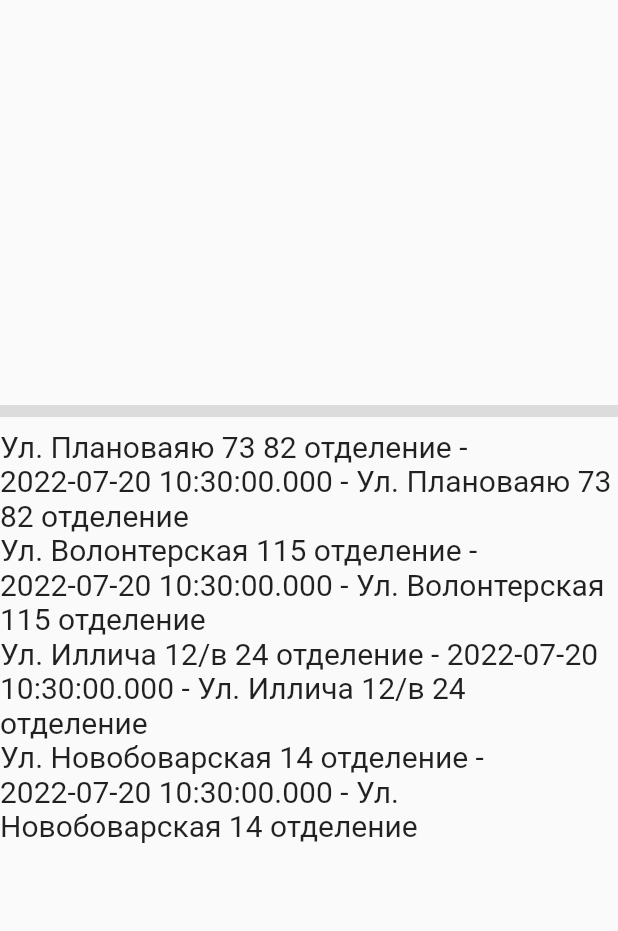
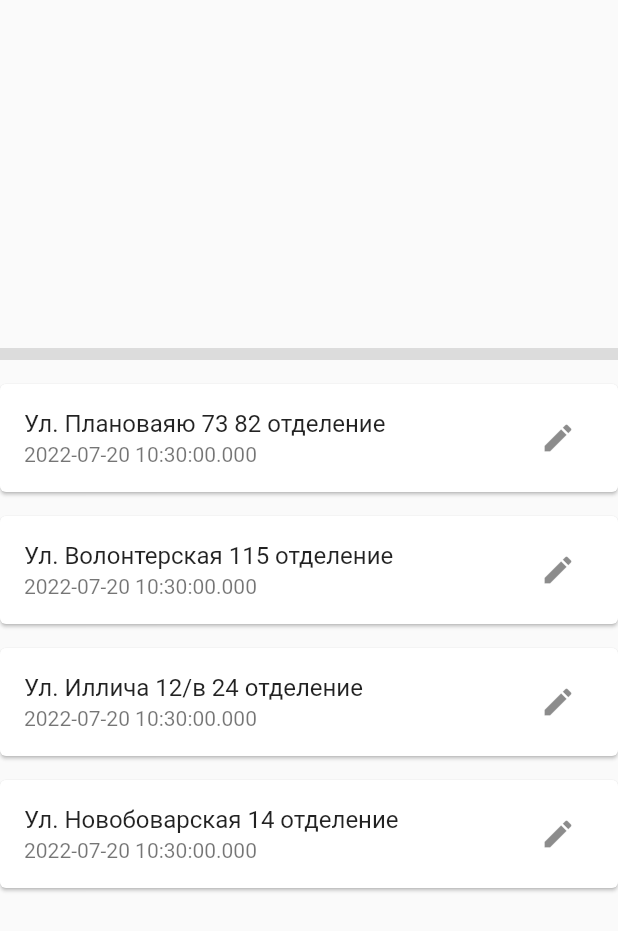
Before and after one commit to k1mka/warm_baby, a Flutter app: the MyOrders widget shown alone on an empty page, opened directly, on a phone screen of 412 x 824 dp. Shown: the top 931 px of the screen. Run offline on Flutter 3.47's test engine with Material 2 defaults, Android fonts, the phone set to English and light mode, and no system bars.

Commit message:
display orders list in ListTitle with edit icon

```diff
--- a/lib/my_orders.dart
+++ b/lib/my_orders.dart
@@ -26,9 +26,17 @@ class MyOrders extends StatelessWidget {
           shrinkWrap: true,
           itemCount: orders.length,
           itemBuilder: (__, index) => Center(
-              child: Text(
-            "${orders[index].location} - ${orders[index].data} - ${orders[index].location}",
-            style: const TextStyle(fontSize: 20),
+              child: Card(
+            shadowColor: Colors.black,
+            margin: const EdgeInsets.symmetric(vertical: 8),
+            child: ListTile(
+              title: Text(orders[index].location),
+              subtitle: Text(orders[index].data.toString()),
+              trailing: IconButton(
+                icon: const Icon(Icons.edit),
+                onPressed: () {},
+              ),
+            ),
           )),
         ),
       ],
```
